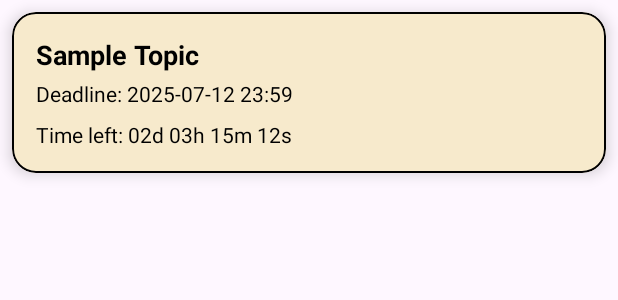
After one commit to tanixx/StudyPal, an Android app: the layout item_topic_deadline.xml on its own in the app's theme, with its tools: preview values and no code run, on a phone screen of 412 x 824 dp. The commit adds this screen. Shown: the top 300 px of the screen. Run offline under Robolectric (Android 15) with nearby library versions, the phone set to English and light mode, and no system bars.

Commit message:
Added deadline and logout in main menu

```diff
--- /dev/null
+++ b/app/src/main/res/layout/item_topic_deadline.xml
@@ -0,0 +1,47 @@
+<?xml version="1.0" encoding="utf-8"?>
+<com.google.android.material.card.MaterialCardView xmlns:android="http://schemas.android.com/apk/res/android"
+    xmlns:app="http://schemas.android.com/apk/res-auto"
+    android:layout_width="match_parent"
+    android:layout_height="wrap_content"
+    android:layout_margin="8dp"
+    app:cardCornerRadius="16dp"
+    app:cardElevation="6dp"
+    app:strokeColor="@color/black"
+    app:strokeWidth="1dp">
+
+    <LinearLayout
+        android:layout_width="match_parent"
+        android:layout_height="wrap_content"
+        android:orientation="vertical"
+        android:padding="16dp"
+        android:gravity="center_vertical">
+
+        <TextView
+            android:id="@+id/tvTopicTitle"
+            android:layout_width="match_parent"
+            android:layout_height="wrap_content"
+            android:text="Sample Topic"
+            android:textSize="18sp"
+            android:textStyle="bold"
+            android:textColor="@color/black" />
+
+        <TextView
+            android:id="@+id/tvDeadlineTime"
+            android:layout_width="match_parent"
+            android:layout_height="wrap_content"
+            android:text="Deadline: 2025-07-12 23:59"
+            android:textColor="@color/black"
+            android:textSize="14sp"
+            android:layout_marginTop="4dp" />
+
+        <TextView
+            android:id="@+id/tvCountdown"
+            android:layout_width="match_parent"
+            android:layout_height="wrap_content"
+            android:text="Time left: 02d 03h 15m 12s"
+            android:textSize="14sp"
+            android:textColor="@color/black"
+            android:layout_marginTop="8dp" />
+
+    </LinearLayout>
+</com.google.android.material.card.MaterialCardView>
```
Also changed, not shown: app/src/main/AndroidManifest.xml (+19 -15 lines), app/src/main/java/com/example/studypal/Deadline.java (added, +67 -0 lines), app/src/main/java/com/example/studypal/MainActivity.java (+32 -0 lines), app/src/main/java/com/example/studypal/TopicAdapter.java (added, +87 -0 lines), app/src/main/java/com/example/studypal/TopicDeadline.java (added, +21 -0 lines), app/src/main/res/layout/activity_deadline.xml (added, +17 -0 lines), app/src/main/res/menu/main_menu.xml (+5 -4 lines).
